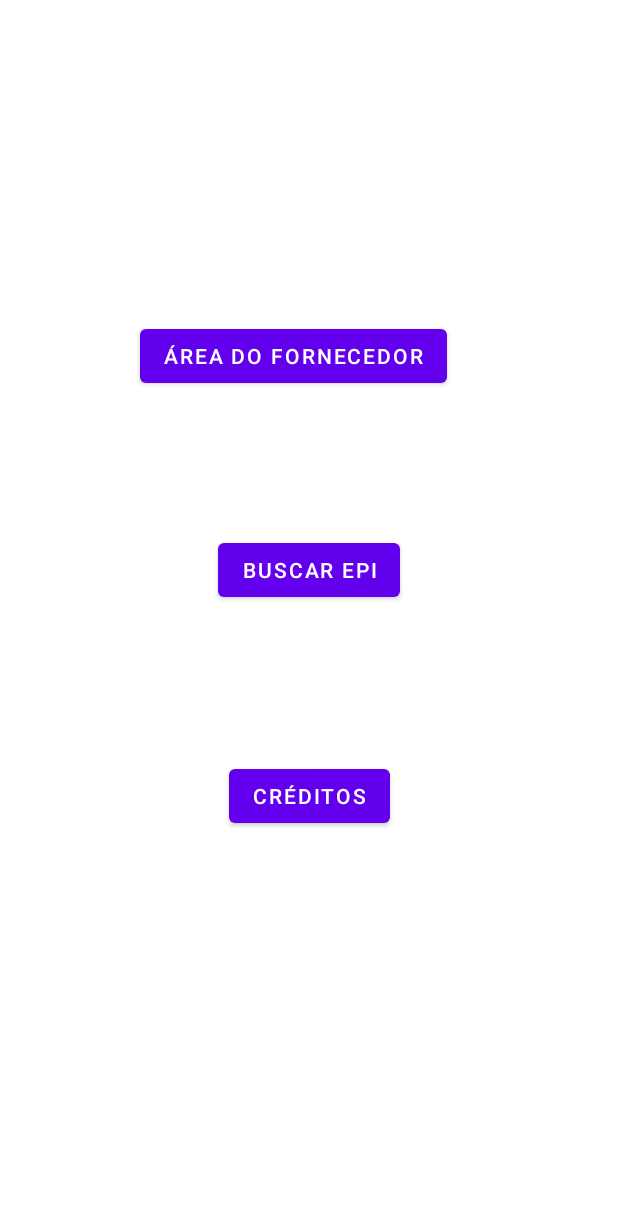
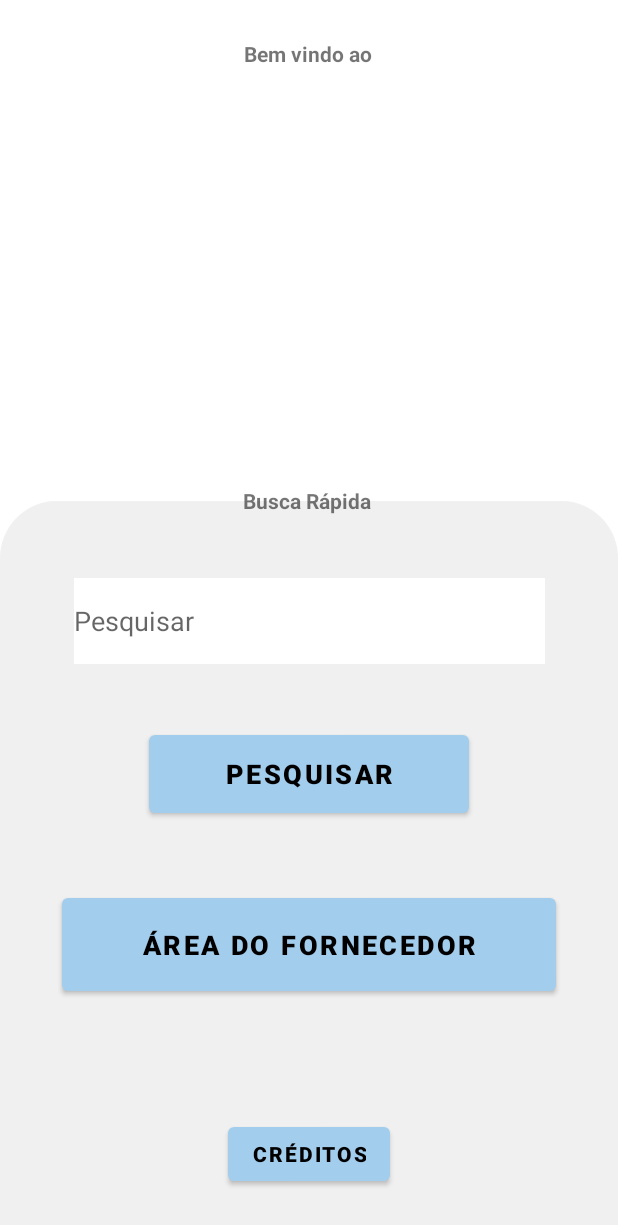
Before and after one commit to Raphaelmra/Integrador2021, an Android app: the layout activity_main9.xml on its own in the app's theme, with its tools: preview values and no code run, on a phone screen of 412 x 824 dp. Shown: the top 1225 px of the screen. Run offline under Robolectric (Android 15) with nearby library versions, the phone set to English and light mode, and no system bars.

Commit message:
Alterações na tela principal e correção nas janelas de Texto (removido os textos de prenchimento automático para Texto de Hint, afim que o usuário não precise apagar nada para inserir os próprios dados)

```diff
--- a/MyApplication/app/src/main/res/layout/activity_main2.xml
+++ b/MyApplication/app/src/main/res/layout/activity_main2.xml
@@ -56,8 +56,8 @@
         android:layout_height="65dp"
         android:background="@color/white"
         android:ems="10"
+        android:hint="Senha"
         android:inputType="textPersonName"
-        android:text="Senha"
         app:layout_constraintBottom_toTopOf="@+id/button9"
         app:layout_constraintEnd_toEndOf="parent"
         app:layout_constraintStart_toStartOf="parent"
@@ -70,8 +70,8 @@
         android:layout_height="71dp"
         android:background="@color/white"
         android:ems="10"
+        android:hint="CPF ou CNPJ"
         android:inputType="textPersonName"
-        android:text="CPF ou CNPJ"
         app:layout_constraintBottom_toTopOf="@+id/Senha"
         app:layout_constraintEnd_toEndOf="parent"
         app:layout_constraintStart_toStartOf="parent"
--- a/MyApplication/app/src/main/res/layout/activity_main9.xml
+++ b/MyApplication/app/src/main/res/layout/activity_main9.xml
@@ -7,30 +7,49 @@
     android:orientation="vertical"
     tools:context=".MainActivity9">
 
+    <ImageView
+        android:id="@+id/imageView"
+        android:layout_width="wrap_content"
+        android:layout_height="wrap_content"
+        android:layout_marginTop="288dp"
+        app:layout_constraintEnd_toEndOf="parent"
+        app:layout_constraintHorizontal_bias="0.0"
+        app:layout_constraintStart_toStartOf="parent"
+        app:layout_constraintTop_toTopOf="parent"
+        app:srcCompat="@drawable/img_grayroundedbkg"
+        app:tint="@color/grp1" />
+
     <Button
         android:id="@+id/areafor"
-        android:layout_width="wrap_content"
-        android:layout_height="wrap_content"
+        android:layout_width="329dp"
+        android:layout_height="74dp"
         android:onClick="irParaTela2"
         android:text="Área do fornecedor"
+        android:textColor="@color/black"
+        android:textSize="18sp"
+        android:textStyle="bold"
+        app:backgroundTint="@color/blp2"
         app:layout_constraintBottom_toBottomOf="parent"
         app:layout_constraintEnd_toEndOf="parent"
-        app:layout_constraintHorizontal_bias="0.451"
         app:layout_constraintStart_toStartOf="parent"
-        app:layout_constraintTop_toTopOf="parent"
-        app:layout_constraintVertical_bias="0.275" />
+        app:layout_constraintTop_toBottomOf="@+id/buscar"
+        app:layout_constraintVertical_bias="0.22" />
 
     <Button
         android:id="@+id/buscar"
-        android:layout_width="wrap_content"
-        android:layout_height="wrap_content"
+        android:layout_width="213dp"
+        android:layout_height="64dp"
         android:onClick="irParaTela9"
-        android:text="Buscar EPI"
+        android:text="Pesquisar"
+        android:textColor="@color/black"
+        android:textSize="18sp"
+        android:textStyle="bold"
+        app:backgroundTint="@color/blp2"
         app:layout_constraintBottom_toBottomOf="parent"
         app:layout_constraintEnd_toEndOf="parent"
         app:layout_constraintStart_toStartOf="parent"
         app:layout_constraintTop_toTopOf="parent"
-        app:layout_constraintVertical_bias="0.459" />
+        app:layout_constraintVertical_bias="0.637" />
 
     <Button
         android:id="@+id/creditos"
@@ -38,10 +57,53 @@
         android:layout_height="wrap_content"
         android:onClick="irParaTela2"
         android:text="Créditos"
+        android:textColor="@color/black"
+        android:textStyle="bold"
+        app:backgroundTint="@color/blp2"
         app:layout_constraintBottom_toBottomOf="parent"
         app:layout_constraintEnd_toEndOf="parent"
         app:layout_constraintStart_toStartOf="parent"
+        app:layout_constraintTop_toBottomOf="@+id/areafor"
+        app:layout_constraintVertical_bias="0.717" />
+
+    <TextView
+        android:id="@+id/txtBuscaRapida"
+        android:layout_width="wrap_content"
+        android:layout_height="wrap_content"
+        android:layout_marginTop="36dp"
+        android:text="Busca Rápida"
+        android:textStyle="bold"
+        app:layout_constraintBottom_toTopOf="@+id/buscar"
+        app:layout_constraintEnd_toEndOf="parent"
+        app:layout_constraintHorizontal_bias="0.496"
+        app:layout_constraintStart_toStartOf="parent"
+        app:layout_constraintTop_toTopOf="@+id/imageView"
+        app:layout_constraintVertical_bias="0.0" />
+
+    <TextView
+        android:id="@+id/txtBemVindo"
+        android:layout_width="wrap_content"
+        android:layout_height="wrap_content"
+        android:text="Bem vindo ao"
+        android:textStyle="bold"
+        app:layout_constraintBottom_toTopOf="@+id/imageView"
+        app:layout_constraintEnd_toEndOf="parent"
+        app:layout_constraintHorizontal_bias="0.498"
+        app:layout_constraintStart_toStartOf="parent"
         app:layout_constraintTop_toTopOf="parent"
-        app:layout_constraintVertical_bias="0.653" />
+        app:layout_constraintVertical_bias="0.096" />
+
+    <EditText
+        android:id="@+id/editTextTextPersonName2"
+        android:layout_width="314dp"
+        android:layout_height="57dp"
+        android:background="@color/white"
+        android:ems="10"
+        android:hint="Pesquisar"
+        android:inputType="textPersonName"
+        app:layout_constraintBottom_toTopOf="@+id/buscar"
+        app:layout_constraintEnd_toEndOf="parent"
+        app:layout_constraintStart_toStartOf="parent"
+        app:layout_constraintTop_toBottomOf="@+id/txtBuscaRapida" />
 
 </androidx.constraintlayout.widget.ConstraintLayout>
```
